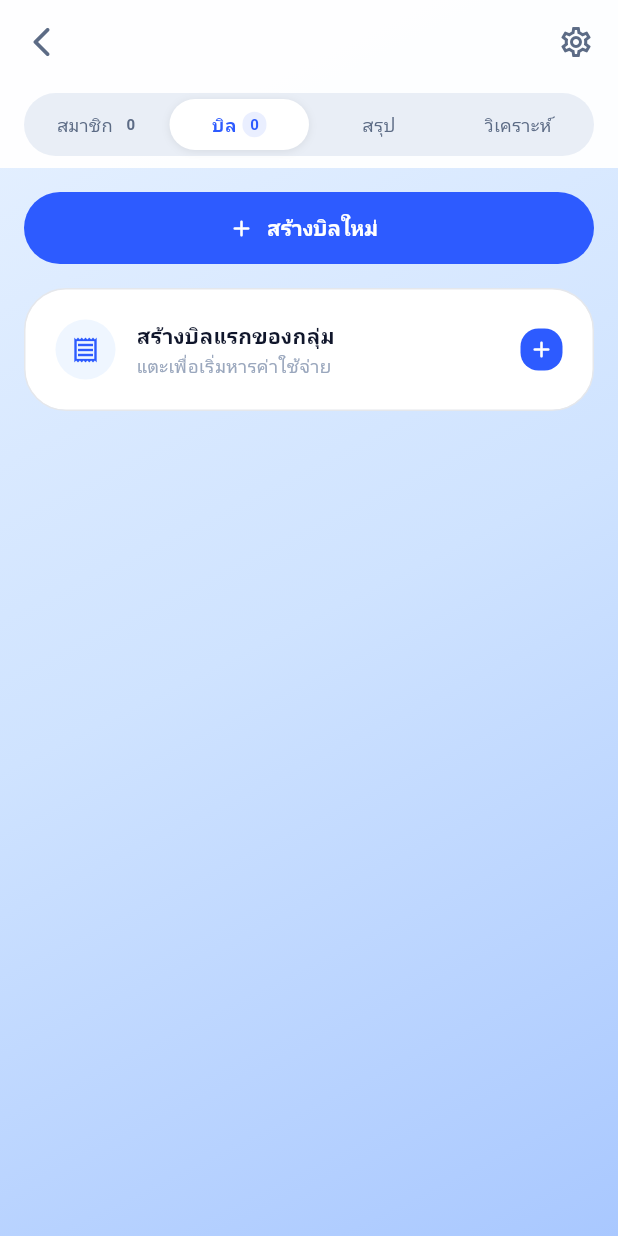
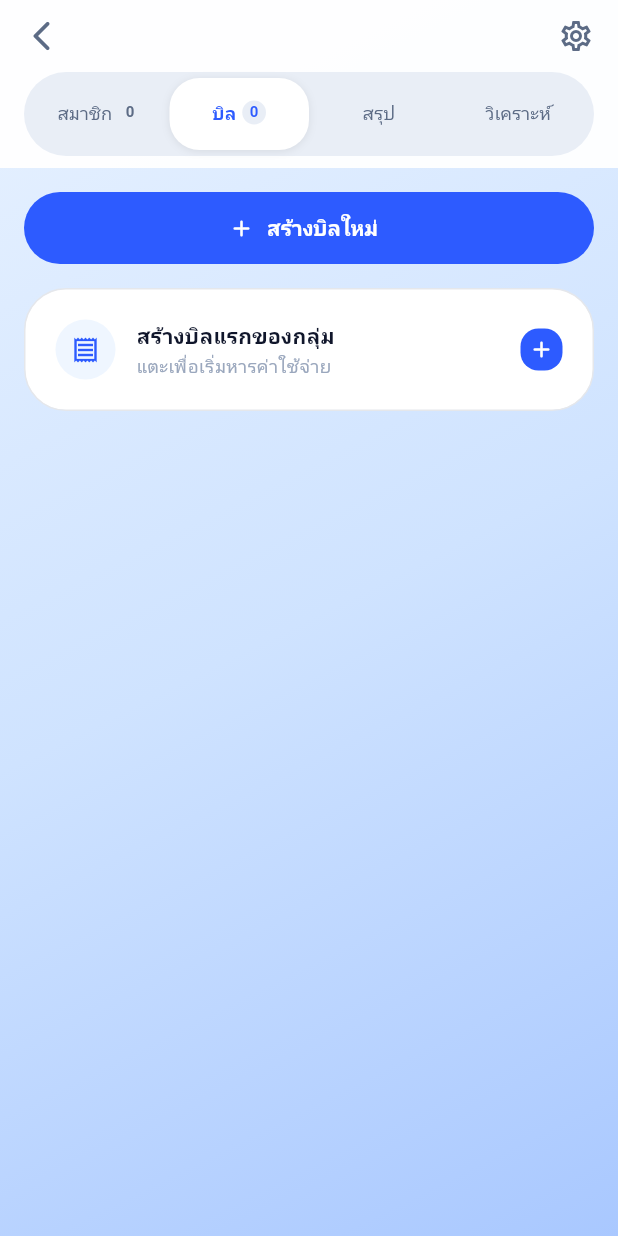
Before and after one commit to PiriyaDEV/mother-calc, a Flutter app: the GroupDetailScreen screen opened directly with empty values, on a phone screen of 412 x 824 dp. Run offline on Flutter 3.47's test engine with Material 3 defaults, Android fonts, the light colour scheme and no system bars; our stand-ins replace cached_network_image, fl_chart, flutter_dotenv, go_router, google_fonts, image_picker and 3 more; missing offline and left inert: flutter_line_sdk; accounts and stored records are empty.

Commit message:
fix: fix bg 3

```diff
--- a/lib/screens/group_detail_screen.dart
+++ b/lib/screens/group_detail_screen.dart
@@ -40,16 +40,28 @@ class GroupDetailScreen extends StatefulWidget {
   State<GroupDetailScreen> createState() => _GroupDetailScreenState();
 }
 
-class _GroupDetailScreenState extends State<GroupDetailScreen> {
-  String _tab = 'bills'; // default = bills (ตรงกับ Next.js)
+class _GroupDetailScreenState extends State<GroupDetailScreen>
+    with SingleTickerProviderStateMixin {
+  late TabController _tabController;
   String? _expandedBillId; // for group summary collapsible
 
   @override
   void initState() {
     super.initState();
+    _tabController = TabController(
+      length: 4,
+      vsync: this,
+      initialIndex: 1, // default = bills (ตรงกับ Next.js)
+    );
     WidgetsBinding.instance.addPostFrameCallback((_) {
       context.read<GroupsProvider>().loadGroupDetail(widget.groupId);
     });
+  }
+
+  @override
+  void dispose() {
+    _tabController.dispose();
+    super.dispose();
   }
 
   @override
@@ -60,21 +72,25 @@ class _GroupDetailScreenState extends State<GroupDetailScreen> {
     final bills = gp.currentGroupBills;
 
     if (gp.detailLoading) {
-      return Scaffold(
+      return Container(
+        decoration: BoxDecoration(
+          gradient: isDark ? AppGradients.backgroundDark : AppGradients.backgroundLight,
+        ),
+        child: const Scaffold(
           backgroundColor: Colors.transparent,
-        body: Container(
+          body: Center(
+            child: CircularProgressIndicator(color: AppColors.primary, strokeWidth: 2),
+          ),
+        ),
+      );
+    }
+
+    if (group == null) {
+      return Container(
         decoration: BoxDecoration(
           gradient: isDark ? AppGradients.backgroundDark : AppGradients.backgroundLight,
         ),
-          child: const Center(
-            child: CircularProgressIndicator(color: AppColors.primary, strokeWidth: 2),
-          ),
-        ),
-      );
-    }
-
-    if (group == null) {
-      return Scaffold(
+        child: Scaffold(
           backgroundColor: Colors.transparent,
           appBar: AppBar(
             leading: IconButton(
@@ -85,19 +101,20 @@ class _GroupDetailScreenState extends State<GroupDetailScreen> {
           body: Center(
             child: Text('ไม่พบกลุ่ม', style: GoogleFonts.notoSansThai(fontSize: 16)),
           ),
+        ),
       );
     }
 
     final acceptedMembers = group.members.where((m) => m.isAccepted).toList();
     final pendingMembers = group.members.where((m) => m.isPending).toList();
 
-    return Scaffold(
+    return Container(
+      decoration: BoxDecoration(
+        gradient: isDark ? AppGradients.backgroundDark : AppGradients.backgroundLight,
+      ),
+      child: Scaffold(
       backgroundColor: Colors.transparent,
-      body: Container(
-        decoration: BoxDecoration(
-          gradient: isDark ? AppGradients.backgroundDark : AppGradients.backgroundLight,
-        ),
-        child: NestedScrollView(
+      body: NestedScrollView(
         headerSliverBuilder: (context, _) => [
           SliverAppBar(
             pinned: true,
@@ -156,59 +173,43 @@ class _GroupDetailScreenState extends State<GroupDetailScreen> {
             bottom: PreferredSize(
               preferredSize: const Size.fromHeight(56),
               child: _GroupTabBar(
-                currentTab: _tab,
+                controller: _tabController,
                 isDark: isDark,
                 acceptedCount: acceptedMembers.length,
                 billsCount: bills.length,
-                onTabChanged: (t) => setState(() => _tab = t),
-              ),
-            ),
-          ),
-        ],
-        body: _buildTabBody(context, group, bills, acceptedMembers, pendingMembers, isDark, gp),
-      ),
-      ),
-    );
-  }
-
-  Widget _buildTabBody(
-    BuildContext context,
-    Group group,
-    List<Bill> bills,
-    List<GroupMember> acceptedMembers,
-    List<GroupMember> pendingMembers,
-    bool isDark,
-    GroupsProvider gp,
-  ) {
-    switch (_tab) {
-      case 'members':
-        return _MembersTab(
+              ),
+            ),
+          ),
+        ],
+        body: TabBarView(
+          controller: _tabController,
+          children: [
+            _MembersTab(
               group: group,
               acceptedMembers: acceptedMembers,
               pendingMembers: pendingMembers,
               isDark: isDark,
-        );
-      case 'bills':
-        return _BillsTab(
+            ),
+            _BillsTab(
               group: group,
               bills: bills,
               isDark: isDark,
               gp: gp,
-        );
-      case 'summary':
-        return _GroupSummaryTab(
+            ),
+            _GroupSummaryTab(
               bills: bills,
               isDark: isDark,
               expandedBillId: _expandedBillId,
               onToggle: (id) => setState(() {
                 _expandedBillId = _expandedBillId == id ? null : id;
               }),
-        );
-      case 'analytics':
-        return _GroupAnalyticsTab(bills: bills, isDark: isDark);
-      default:
-        return const SizedBox.shrink();
-    }
+            ),
+            _GroupAnalyticsTab(bills: bills, isDark: isDark),
+          ],
+        ),
+      ),
+      ),
+    );
   }
 
   // ── Edit Group Sheet ─────────────────────────────────────────
@@ -247,29 +248,20 @@ class _GroupDetailScreenState extends State<GroupDetailScreen> {
 
 // ── Tab Bar ───────────────────────────────────────────────────
 class _GroupTabBar extends StatelessWidget {
-  final String currentTab;
+  final TabController controller;
   final bool isDark;
   final int acceptedCount;
   final int billsCount;
-  final ValueChanged<String> onTabChanged;
 
   const _GroupTabBar({
-    required this.currentTab,
+    required this.controller,
     required this.isDark,
     required this.acceptedCount,
     required this.billsCount,
-    required this.onTabChanged,
   });
 
   @override
   Widget build(BuildContext context) {
-    final tabs = [
-      _TabDef(id: 'members', label: 'สมาชิก', count: acceptedCount),
-      _TabDef(id: 'bills', label: 'บิล', count: billsCount),
-      const _TabDef(id: 'summary', label: 'สรุป', count: null),
-      const _TabDef(id: 'analytics', label: 'วิเคราะห์', count: null),
-    ];
-
     return Container(
       margin: const EdgeInsets.fromLTRB(16, 0, 16, 8),
       padding: const EdgeInsets.all(4),
@@ -277,90 +269,83 @@ class _GroupTabBar extends StatelessWidget {
         color: isDark ? AppColors.surfaceDark : AppColors.neutral100,
         borderRadius: BorderRadius.circular(AppRadii.lg),
       ),
-      child: Row(
-        children: tabs.map((tab) {
-          final isActive = currentTab == tab.id;
-          return Expanded(
-            child: GestureDetector(
-              onTap: () => onTabChanged(tab.id),
-              child: AnimatedContainer(
-                duration: const Duration(milliseconds: 200),
-                padding: const EdgeInsets.symmetric(vertical: 8),
-                decoration: BoxDecoration(
-                  color: isActive
-                      ? (isDark ? AppColors.borderDark : Colors.white)
-                      : Colors.transparent,
+      child: TabBar(
+        controller: controller,
+        indicator: BoxDecoration(
+          color: isDark ? AppColors.borderDark : Colors.white,
           borderRadius: BorderRadius.circular(AppRadii.md),
-                  boxShadow: isActive
-                      ? [
+          boxShadow: [
             BoxShadow(
               color: Colors.black.withValues(alpha: 0.08),
               blurRadius: 4,
               offset: const Offset(0, 1),
-                          )
-                        ]
-                      : null,
-                ),
+            ),
+          ],
+        ),
+        indicatorSize: TabBarIndicatorSize.tab,
+        dividerColor: Colors.transparent,
+        overlayColor: WidgetStateProperty.all(Colors.transparent),
+        labelColor: AppColors.primary,
+        unselectedLabelColor: isDark
+            ? AppColors.textTertiaryDark
+            : AppColors.neutral600,
+        labelStyle: GoogleFonts.notoSansThai(
+          fontSize: 12,
+          fontWeight: FontWeight.w600,
+        ),
+        unselectedLabelStyle: GoogleFonts.notoSansThai(
+          fontSize: 12,
+          fontWeight: FontWeight.normal,
+        ),
+        tabs: [
+          _CountTab(label: 'สมาชิก', count: acceptedCount, isDark: isDark),
+          _CountTab(label: 'บิล', count: billsCount, isDark: isDark),
+          const Tab(text: 'สรุป'),
+          const Tab(text: 'วิเคราะห์'),
+        ],
+      ),
+    );
+  }
+}
+
+class _CountTab extends StatelessWidget {
+  final String label;
+  final int count;
+  final bool isDark;
+
+  const _CountTab({
+    required this.label,
+    required this.count,
+    required this.isDark,
+  });
+
+  @override
+  Widget build(BuildContext context) {
+    return Tab(
       child: Row(
         mainAxisAlignment: MainAxisAlignment.center,
         mainAxisSize: MainAxisSize.min,
         children: [
-                    Text(
-                      tab.label,
-                      style: GoogleFonts.notoSansThai(
-                        fontSize: 12,
-                        fontWeight:
-                            isActive ? FontWeight.w600 : FontWeight.normal,
-                        color: isActive
-                            ? AppColors.primary
-                            : (isDark
-                                ? AppColors.textTertiaryDark
-                                : AppColors.neutral600),
-                      ),
-                    ),
-                    if (tab.count != null) ...[
+          Text(label),
           const SizedBox(width: 4),
           Container(
-                        padding: const EdgeInsets.symmetric(
-                            horizontal: 5, vertical: 1),
-                        decoration: BoxDecoration(
-                          color: isActive
-                              ? AppColors.primary.withValues(alpha: 0.1)
-                              : (isDark
-                                  ? AppColors.borderDark
-                                  : AppColors.neutral100),
+            padding: const EdgeInsets.symmetric(horizontal: 5, vertical: 1),
+            decoration: BoxDecoration(
+              color: isDark ? AppColors.borderDark : AppColors.neutral100,
               borderRadius: BorderRadius.circular(AppRadii.sm),
             ),
             child: Text(
-                          '${tab.count}',
+              '$count',
               style: GoogleFonts.notoSansThai(
                 fontSize: 10,
                 fontWeight: FontWeight.w600,
-                            color: isActive
-                                ? AppColors.primary
-                                : (isDark
-                                    ? AppColors.textTertiaryDark
-                                    : AppColors.neutral600),
-                          ),
-                        ),
-                      ),
-                    ],
-                  ],
-                ),
-              ),
-            ),
-          );
-        }).toList(),
-      ),
-    );
-  }
-}
-
-class _TabDef {
-  final String id;
-  final String label;
-  final int? count;
-  const _TabDef({required this.id, required this.label, this.count});
+              ),
+            ),
+          ),
+        ],
+      ),
+    );
+  }
 }
 
 // ── Members Tab ───────────────────────────────────────────────
```
Also changed, not shown: lib/router.dart (+33 -7 lines), lib/screens/bill_detail_screen.dart (+80 -101 lines), lib/screens/main_shell.dart (+10 -24 lines), lib/screens/notifications_screen.dart (+6 -1 lines), lib/screens/profile_screen.dart (+7 -7 lines). Lines whose indentation alone changed are shown as unchanged.
